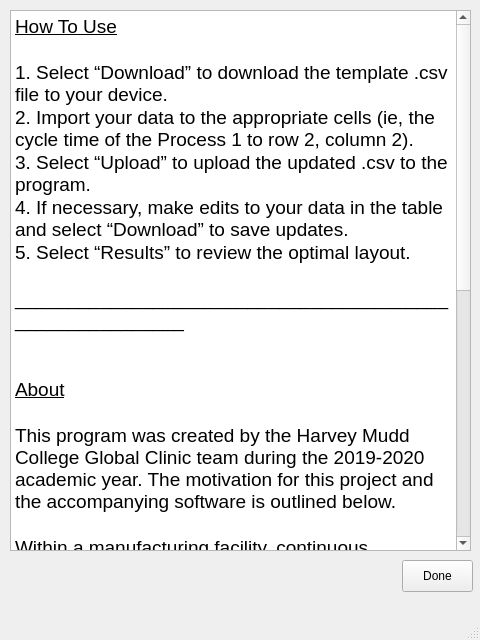
Old version of the form help.ui in the repository sblankley/global-clinic-2020.
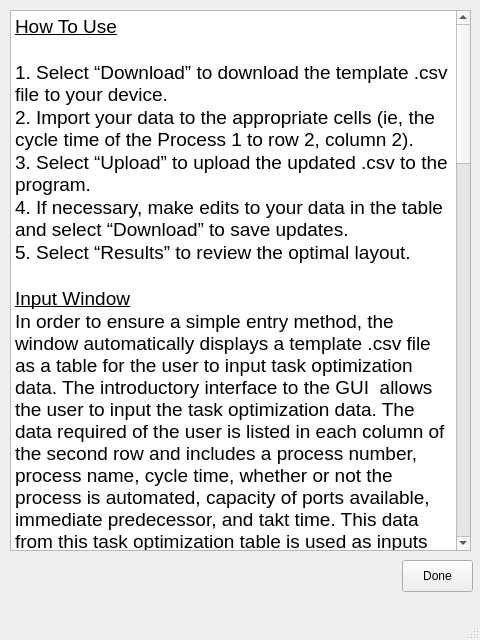
New version of the form.

The edit to the form file:
```diff
--- a/help.ui
+++ b/help.ui
@@ -52,8 +52,15 @@
 &lt;p style=&quot; margin-top:0px; margin-bottom:0px; margin-left:0px; margin-right:0px; -qt-block-indent:0; text-indent:0px;&quot;&gt;&lt;span style=&quot; font-family:'Arial'; color:#000000; background-color:transparent;&quot;&gt;4. &lt;/span&gt;&lt;a name=&quot;docs-internal-guid-f542fd04-7fff-fa75-50b5-0bfb89917490&quot;&gt;&lt;/a&gt;&lt;span style=&quot; font-family:'Arial'; color:#000000; background-color:transparent;&quot;&gt;I&lt;/span&gt;&lt;span style=&quot; font-family:'Arial'; color:#000000; background-color:transparent;&quot;&gt;f necessary, make edits to your data in the table and select “Download” to save updates.&lt;/span&gt;&lt;/p&gt;
 &lt;p style=&quot; margin-top:0px; margin-bottom:0px; margin-left:0px; margin-right:0px; -qt-block-indent:0; text-indent:0px;&quot;&gt;&lt;span style=&quot; font-family:'Arial'; color:#000000; background-color:transparent;&quot;&gt;5. &lt;/span&gt;&lt;a name=&quot;docs-internal-guid-38d91a71-7fff-4e37-288b-d14484009e3c&quot;&gt;&lt;/a&gt;&lt;span style=&quot; font-family:'Arial'; color:#000000; background-color:transparent;&quot;&gt;S&lt;/span&gt;&lt;span style=&quot; font-family:'Arial'; color:#000000; background-color:transparent;&quot;&gt;elect “Results” to review the optimal layout.&lt;/span&gt;&lt;/p&gt;
 &lt;p style=&quot;-qt-paragraph-type:empty; margin-top:0px; margin-bottom:0px; margin-left:0px; margin-right:0px; -qt-block-indent:0; text-indent:0px; font-family:'Arial'; color:#000000;&quot;&gt;&lt;br /&gt;&lt;/p&gt;
-&lt;p style=&quot; margin-top:0px; margin-bottom:0px; margin-left:0px; margin-right:0px; -qt-block-indent:0; text-indent:0px;&quot;&gt;&lt;span style=&quot; font-family:'Arial'; color:#000000; background-color:transparent;&quot;&gt;_________________________________________________________&lt;/span&gt;&lt;/p&gt;
+&lt;p style=&quot; margin-top:0px; margin-bottom:0px; margin-left:0px; margin-right:0px; -qt-block-indent:0; text-indent:0px;&quot;&gt;&lt;span style=&quot; font-family:'Arial'; text-decoration: underline; color:#000000;&quot;&gt;Input Window&lt;/span&gt;&lt;/p&gt;
+&lt;p style=&quot; margin-top:0px; margin-bottom:0px; margin-left:0px; margin-right:0px; -qt-block-indent:0; text-indent:0px;&quot;&gt;&lt;span style=&quot; font-family:'Arial'; color:#000000;&quot;&gt;In order to ensure a simple entry method, the window automatically displays a template .csv file as a table for the user to input task optimization data. The introductory interface to the GUI  allows the user to input the task optimization data. The data required of the user is listed in each column of the second row and includes a process number, process name, cycle time, whether or not the process is automated, capacity of ports available, immediate predecessor, and takt time. This data from this task optimization table is used as inputs for the optimization script.&lt;/span&gt;&lt;/p&gt;
 &lt;p style=&quot;-qt-paragraph-type:empty; margin-top:0px; margin-bottom:0px; margin-left:0px; margin-right:0px; -qt-block-indent:0; text-indent:0px; font-family:'Arial'; color:#000000;&quot;&gt;&lt;br /&gt;&lt;/p&gt;
+&lt;p style=&quot; margin-top:0px; margin-bottom:0px; margin-left:0px; margin-right:0px; -qt-block-indent:0; text-indent:0px;&quot;&gt;&lt;span style=&quot; font-family:'Arial'; color:#000000;&quot;&gt;There are four pushbuttons at the bottom of the window. The &amp;quot;Download&amp;quot; pushbutton in the bottom right allows the user to download the template as well as download their inputted data as a .csv file. The &amp;quot;Upload&amp;quot; pushbutton, located to the right of the &amp;quot;Download&amp;quot; pushbutton, lets the user upload any changes made directly to the .csv file. When selected, the &amp;quot;Results&amp;quot; pushbutton, located to the right of the &amp;quot;Upload&amp;quot; pushbutton, prompts the optimization suite to take the data inputted and run the optimization script.&lt;/span&gt;&lt;/p&gt;
+&lt;p style=&quot;-qt-paragraph-type:empty; margin-top:0px; margin-bottom:0px; margin-left:0px; margin-right:0px; -qt-block-indent:0; text-indent:0px; font-family:'Arial'; text-decoration: underline; color:#000000;&quot;&gt;&lt;br /&gt;&lt;/p&gt;
+&lt;p style=&quot; margin-top:0px; margin-bottom:0px; margin-left:0px; margin-right:0px; -qt-block-indent:0; text-indent:0px;&quot;&gt;&lt;span style=&quot; font-family:'Arial'; text-decoration: underline; color:#000000;&quot;&gt;Results Window&lt;/span&gt;&lt;/p&gt;
+&lt;p style=&quot; margin-top:0px; margin-bottom:0px; margin-left:0px; margin-right:0px; -qt-block-indent:0; text-indent:0px;&quot;&gt;&lt;span style=&quot; font-family:'Arial'; color:#000000;&quot;&gt;The Results window that appears when the user presses the &amp;quot;Results&amp;quot; pushbutton in the bottom right corner on the Input Window. This window displays a table of the solution with the optimized task grouping assignments for the manufacturing facility. The data presented for the user is listed in each column of the first row and details each station number with its assigned task, number of operators and number of computer operators. &lt;/span&gt;&lt;/p&gt;
+&lt;p style=&quot;-qt-paragraph-type:empty; margin-top:0px; margin-bottom:0px; margin-left:0px; margin-right:0px; -qt-block-indent:0; text-indent:0px; font-family:'Arial'; color:#000000;&quot;&gt;&lt;br /&gt;&lt;/p&gt;
+&lt;p style=&quot; margin-top:0px; margin-bottom:0px; margin-left:0px; margin-right:0px; -qt-block-indent:0; text-indent:0px;&quot;&gt;&lt;span style=&quot; font-family:'Arial'; color:#000000;&quot;&gt;Similarly to the Input Window, the Results Window includes pushbuttons. The &amp;quot;Help&amp;quot; pusbutton in the bottom left corner maintains the same documentation information as the Input Window documentation. The &amp;quot;Save&amp;quot; pushbutton allows the user to save the optimized solution of task distribution. Finally, the &amp;quot;Close&amp;quot; pushbutton terminates the program but warns the user the save the file before closing with the warning&lt;/span&gt;&lt;/p&gt;
 &lt;p style=&quot;-qt-paragraph-type:empty; margin-top:0px; margin-bottom:0px; margin-left:0px; margin-right:0px; -qt-block-indent:0; text-indent:0px; font-family:'Arial'; color:#000000;&quot;&gt;&lt;br /&gt;&lt;/p&gt;
 &lt;p style=&quot; margin-top:0px; margin-bottom:0px; margin-left:0px; margin-right:0px; -qt-block-indent:0; text-indent:0px;&quot;&gt;&lt;a name=&quot;docs-internal-guid-fbd5f8dc-7fff-7204-8372-8e8346e8e098&quot;&gt;&lt;/a&gt;&lt;span style=&quot; font-family:'Arial'; text-decoration: underline; color:#000000; background-color:transparent;&quot;&gt;A&lt;/span&gt;&lt;span style=&quot; font-family:'Arial'; text-decoration: underline; color:#000000; background-color:transparent;&quot;&gt;bout&lt;/span&gt;&lt;/p&gt;
 &lt;p style=&quot;-qt-paragraph-type:empty; margin-top:0px; margin-bottom:0px; margin-left:0px; margin-right:0px; -qt-block-indent:0; text-indent:0px; font-family:'Arial'; text-decoration: underline; color:#000000;&quot;&gt;&lt;br /&gt;&lt;/p&gt;
```
